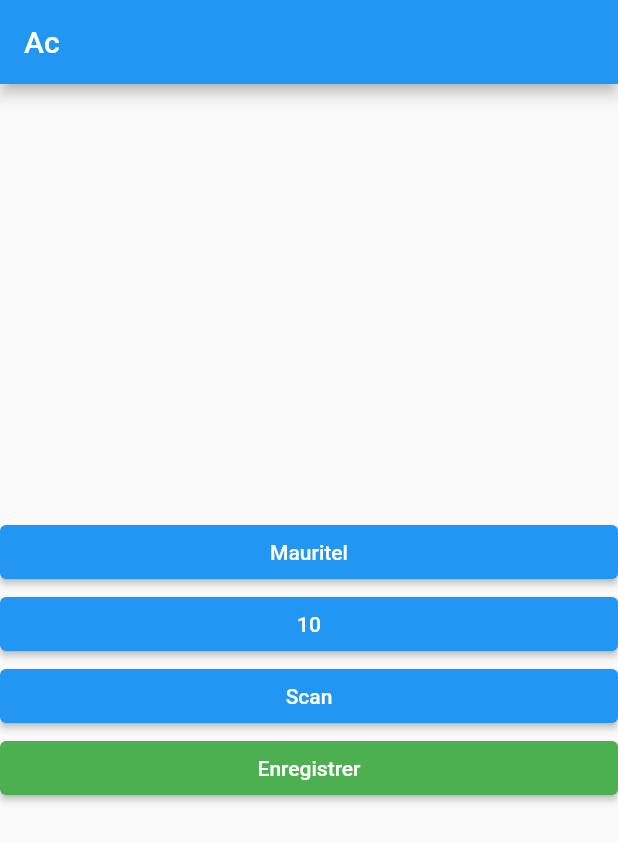
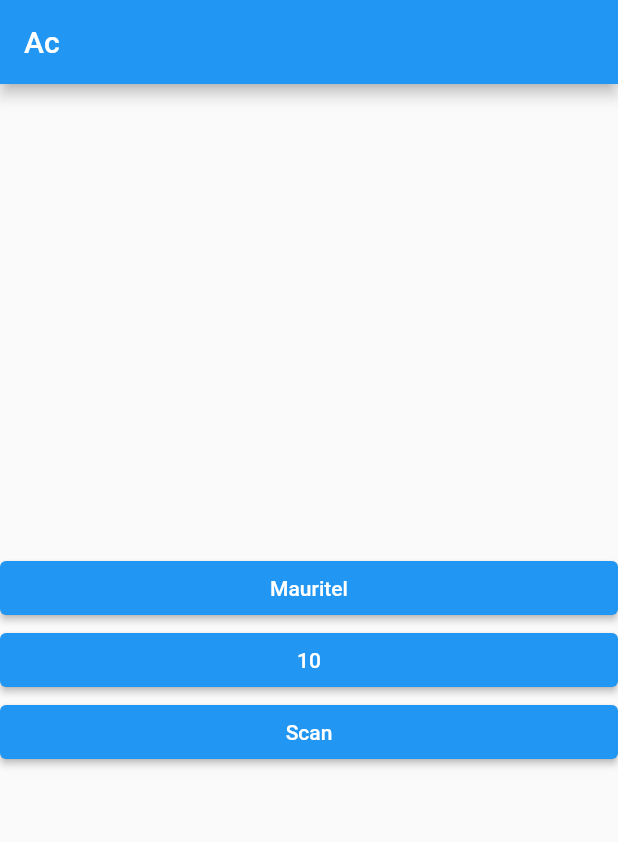
Before and after one commit to MedLemineMbedah/scan_number_cadorim, a Flutter app: the screen it shows after launch, on a phone screen of 412 x 824 dp. Shown: the top 842 px of the screen. Run offline on Flutter 3.47's test engine with Material 2 defaults, Android fonts, the light colour scheme and no system bars; missing offline and left inert: card_numbers_form_camera.

Commit message:
new commit

```diff
--- a/lib/main.dart
+++ b/lib/main.dart
@@ -79,16 +79,6 @@
         // Background color
       ),
     );
-    var button_Confirm = new ElevatedButton(
-      // ignore: prefer_const_constructors
-      child: Text('Enregistrer'),
-
-      onPressed: () async {},
-      style: ElevatedButton.styleFrom(
-        primary: Colors.green,
-        // Background color
-      ),
-    );
 
     // ignore: non_constant_identifier_names
 
@@ -102,12 +92,7 @@
       body: new Column(
         mainAxisAlignment: MainAxisAlignment.center,
         crossAxisAlignment: CrossAxisAlignment.stretch,
-        children: <Widget>[
-          button_Societe,
-          button_Type,
-          button_Scan,
-          button_Confirm
-        ],
+        children: <Widget>[button_Societe, button_Type, button_Scan],
       ),
     );
   }
```
